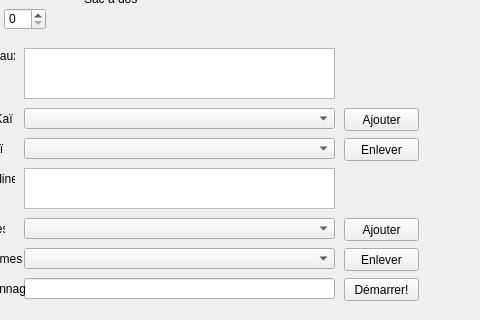
2166311-delFabbro-Alexandre/A22-BD2-LDVELH, file UIs/pop_creation.ui: the form before one commit; both pictures show x 96 to 576 and y 122 to 442 of the 576 by 442 pixel window.
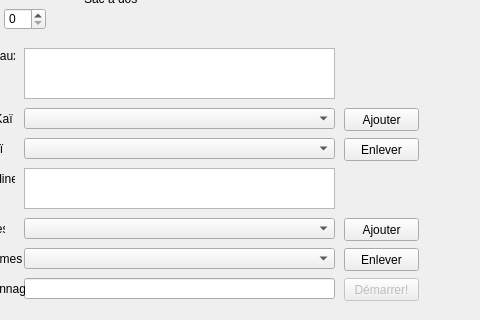
The form after the commit.

```diff
--- a/UIs/pop_creation.ui
+++ b/UIs/pop_creation.ui
@@ -370,6 +370,9 @@
    </property>
   </widget>
   <widget class="QPushButton" name="pushButtonDemarrer">
+   <property name="enabled">
+    <bool>false</bool>
+   </property>
    <property name="geometry">
     <rect>
      <x>440</x>
```
